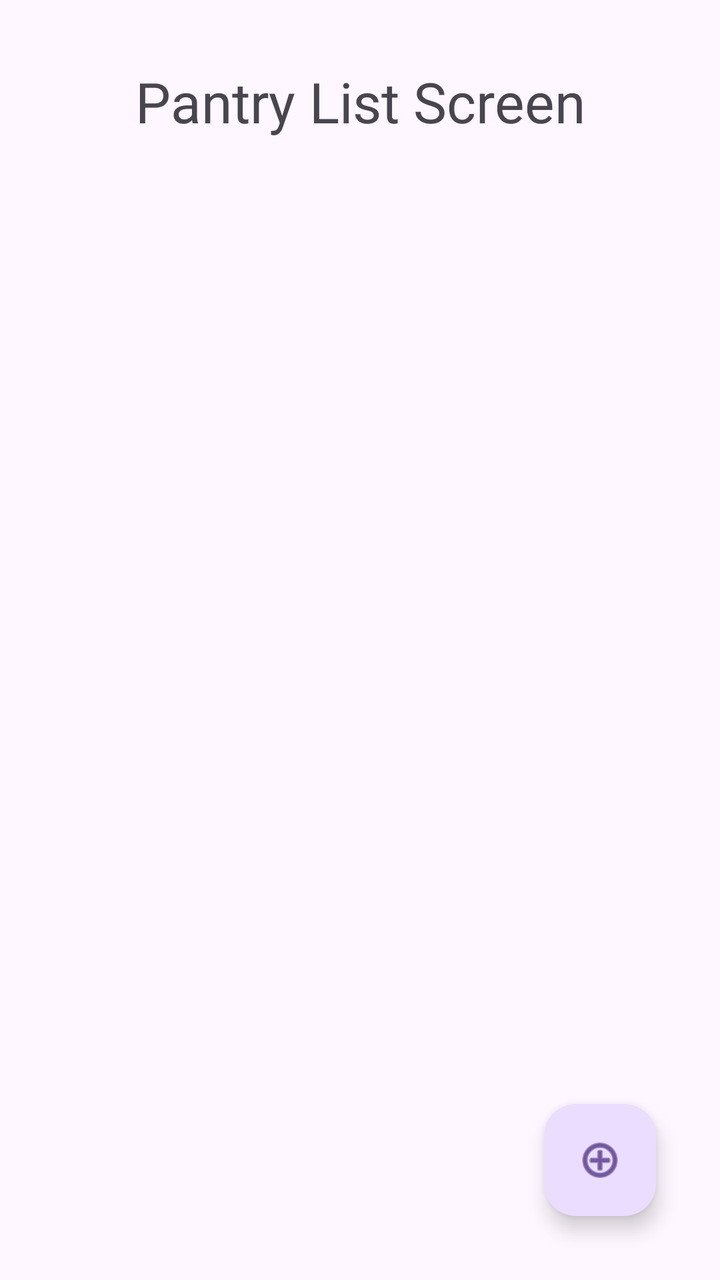
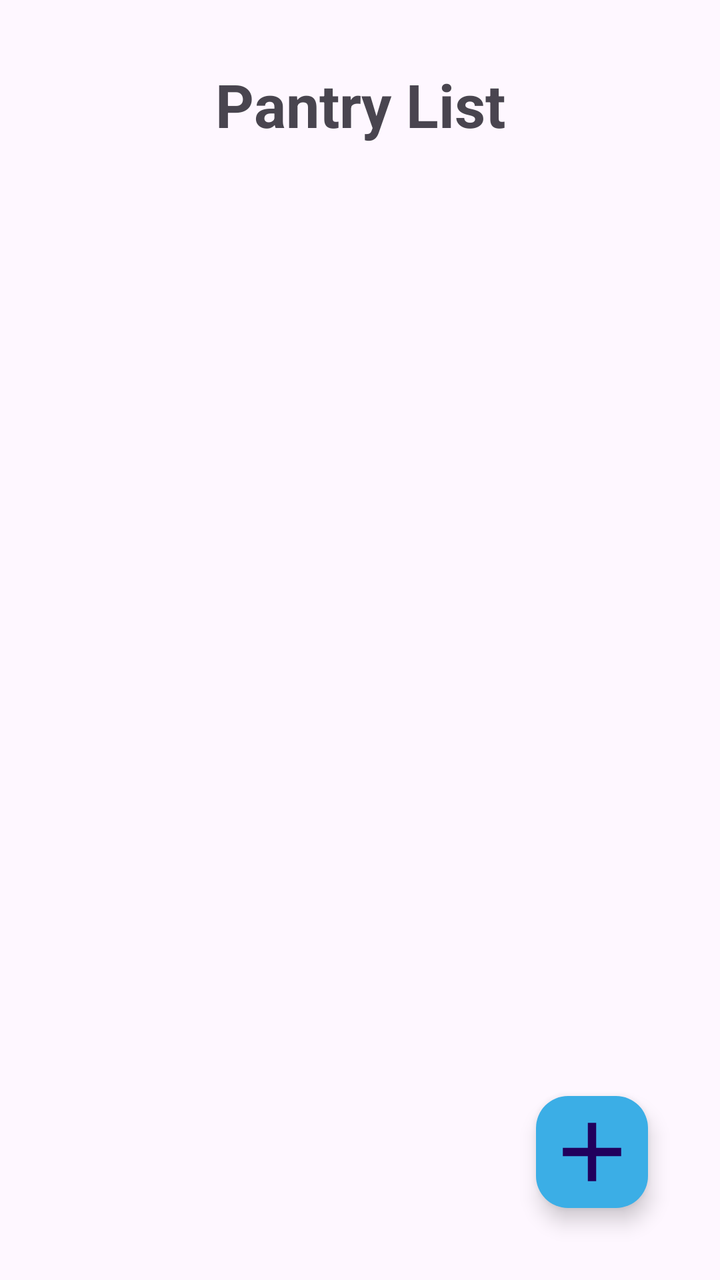

The first picture is an Android layout as it rendered before a commit; the second is the same layout after the commit. The layout source and the unified diff follow.
<!-- AndroidManifest.xml: application theme Theme.SmartPantry -->
<!-- res/layout/pantry_list_screen.xml -->
<?xml version="1.0" encoding="utf-8"?>
<androidx.constraintlayout.widget.ConstraintLayout xmlns:android="http://schemas.android.com/apk/res/android"
    xmlns:app="http://schemas.android.com/apk/res-auto"
    android:layout_width="match_parent"
    android:layout_height="match_parent"
    android:padding="16dp">

    <TextView
        android:id="@+id/textView"
        android:layout_width="0dp"
        android:layout_height="wrap_content"
        android:padding="16dp"
        android:text="Pantry List Screen"
        android:textAlignment="center"
        android:textSize="28sp"
        app:layout_constraintEnd_toEndOf="parent"
        app:layout_constraintStart_toStartOf="parent"
        app:layout_constraintTop_toTopOf="parent" />

    <TextView
        android:id="@+id/emptyStateText"
        android:layout_width="wrap_content"
        android:layout_height="wrap_content"
        android:text="Your pantry is empty. Tap + to add an ingredient."
        android:textAlignment="center"
        android:visibility="gone"
        app:layout_constraintBottom_toBottomOf="parent"
        app:layout_constraintEnd_toEndOf="parent"
        app:layout_constraintStart_toStartOf="parent"
        app:layout_constraintTop_toTopOf="parent" />

    <androidx.recyclerview.widget.RecyclerView
        android:id="@+id/recyclerPantry"
        android:layout_width="0dp"
        android:layout_height="0dp"
        android:clipToPadding="false"
        android:paddingBottom="88dp"
        app:layout_constraintBottom_toBottomOf="parent"
        app:layout_constraintEnd_toEndOf="parent"
        app:layout_constraintStart_toStartOf="parent"
        app:layout_constraintTop_toBottomOf="@id/textView" />

    <com.google.android.material.floatingactionbutton.FloatingActionButton
        android:id="@+id/floatingActionButton"
        android:layout_width="wrap_content"
        android:layout_height="wrap_content"
        android:layout_margin="16dp"
        android:clickable="true"
        android:contentDescription="Add ingredient"
        app:layout_constraintBottom_toBottomOf="parent"
        app:layout_constraintEnd_toEndOf="parent"
        app:srcCompat="@android:drawable/ic_menu_add" />

</androidx.constraintlayout.widget.ConstraintLayout>
<!-- resources referenced by this layout -->
<resources>
  <style name="Theme.SmartPantry" parent="Base.Theme.SmartPantry" />
  <style name="Base.Theme.SmartPantry" parent="Theme.Material3.DayNight.NoActionBar">
          
          
      </style>
</resources>

<!-- the commit's change to res/layout/pantry_list_screen.xml (unified diff, before → after) -->
@@ -10,9 +10,10 @@
         android:layout_width="0dp"
         android:layout_height="wrap_content"
         android:padding="16dp"
-        android:text="Pantry List Screen"
+        android:text="Pantry List"
         android:textAlignment="center"
-        android:textSize="28sp"
+        android:textSize="30sp"
+        android:textStyle="bold"
         app:layout_constraintEnd_toEndOf="parent"
         app:layout_constraintStart_toStartOf="parent"
         app:layout_constraintTop_toTopOf="parent" />
@@ -44,11 +45,15 @@
         android:id="@+id/floatingActionButton"
         android:layout_width="wrap_content"
         android:layout_height="wrap_content"
-        android:layout_margin="16dp"
+        android:layout_margin="20dp"
         android:clickable="true"
         android:contentDescription="Add ingredient"
+        app:backgroundTint="#3BAEE6"
+        app:fabSize="normal"
         app:layout_constraintBottom_toBottomOf="parent"
         app:layout_constraintEnd_toEndOf="parent"
-        app:srcCompat="@android:drawable/ic_menu_add" />
+        app:maxImageSize="50dp"
+        app:srcCompat="@drawable/baseline_add_24"
+        app:useCompatPadding="false" />
 
 </androidx.constraintlayout.widget.ConstraintLayout>
<!-- resource entries referenced after the edit -->
@@ -1,5 +1,11 @@
 <!-- resources referenced by this layout -->
 <resources>
+  <!-- drawable baseline_add_24 (drawable) -->
+  <vector xmlns:android="http://schemas.android.com/apk/res/android" android:height="24dp" android:tint="#FFFFFF" android:viewportHeight="24" android:viewportWidth="24" android:width="24dp">
+        
+      <path android:fillColor="@android:color/white" android:pathData="M19,13h-6v6h-2v-6H5v-2h6V5h2v6h6v2z"/>
+      
+  </vector>
   <style name="Theme.SmartPantry" parent="Base.Theme.SmartPantry" />
   <style name="Base.Theme.SmartPantry" parent="Theme.Material3.DayNight.NoActionBar">
           
